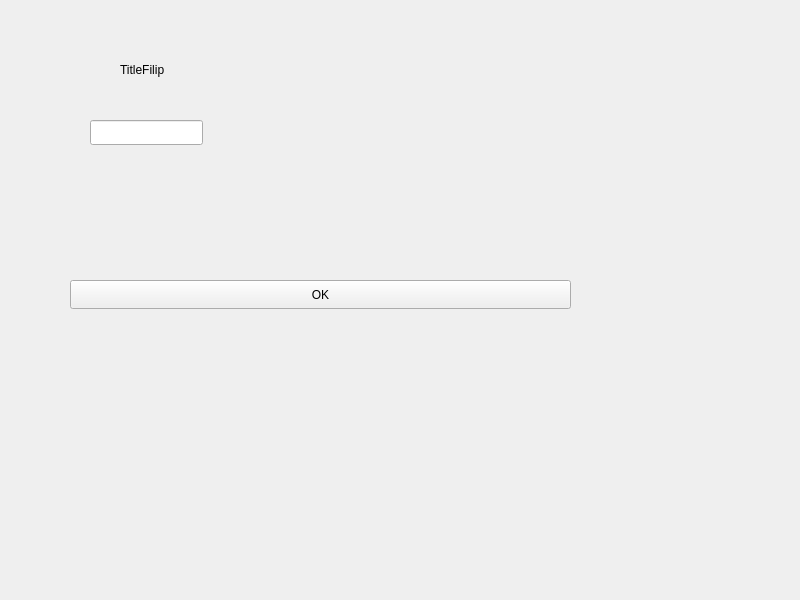
Qt form mainwindow.ui (FilipStach/Champion-League) before a commit.
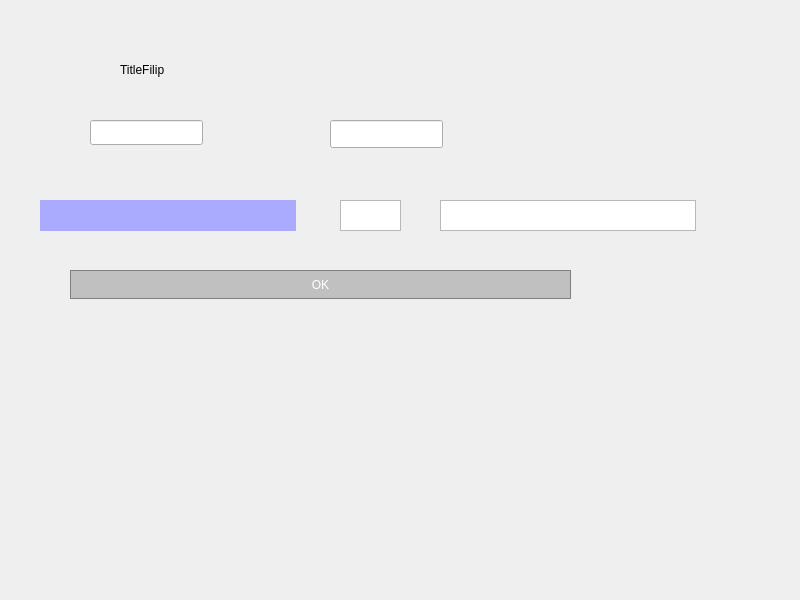
The same form after that commit.

The edit to the form file:
```diff
--- a/mainwindow.ui
+++ b/mainwindow.ui
@@ -1,7 +1,10 @@
 <?xml version="1.0" encoding="UTF-8"?>
 <ui version="4.0">
- <class>MainWindow</class>
- <widget class="QMainWindow" name="MainWindow">
+ <class>MainUi</class>
+ <widget class="QMainWindow" name="MainUi">
+  <property name="enabled">
+   <bool>true</bool>
+  </property>
   <property name="geometry">
    <rect>
     <x>0</x>
@@ -38,16 +41,89 @@
     </property>
    </widget>
    <widget class="QPushButton" name="btnOK">
+    <property name="enabled">
+     <bool>true</bool>
+    </property>
     <property name="geometry">
      <rect>
       <x>70</x>
-      <y>280</y>
+      <y>270</y>
       <width>501</width>
       <height>29</height>
      </rect>
     </property>
+    <property name="autoFillBackground">
+     <bool>false</bool>
+    </property>
+    <property name="styleSheet">
+     <string notr="true">QPushButton{
+	background-color: #C0C0C0;
+	border: 1px solid gray;
+	padding: 5x;
+	color: white;
+
+}
+QPushButton:hover { color: black }</string>
+    </property>
     <property name="text">
      <string>OK</string>
+    </property>
+    <property name="checkable">
+     <bool>false</bool>
+    </property>
+   </widget>
+   <widget class="QTextBrowser" name="textBrowser">
+    <property name="geometry">
+     <rect>
+      <x>40</x>
+      <y>200</y>
+      <width>256</width>
+      <height>31</height>
+     </rect>
+    </property>
+    <property name="autoFillBackground">
+     <bool>false</bool>
+    </property>
+    <property name="styleSheet">
+     <string notr="true">QTextBrowser{
+	background-color: rgb(170, 170, 255);
+	border: rgb(85, 0, 127);
+	color: rgb(85, 0, 255);
+
+}</string>
+    </property>
+   </widget>
+   <widget class="QTextBrowser" name="textBrowser_2">
+    <property name="geometry">
+     <rect>
+      <x>440</x>
+      <y>200</y>
+      <width>256</width>
+      <height>31</height>
+     </rect>
+    </property>
+    <property name="styleSheet">
+     <string notr="true"/>
+    </property>
+   </widget>
+   <widget class="QTextBrowser" name="textBrowser_3">
+    <property name="geometry">
+     <rect>
+      <x>340</x>
+      <y>200</y>
+      <width>61</width>
+      <height>31</height>
+     </rect>
+    </property>
+   </widget>
+   <widget class="QLineEdit" name="Display">
+    <property name="geometry">
+     <rect>
+      <x>330</x>
+      <y>120</y>
+      <width>113</width>
+      <height>28</height>
+     </rect>
     </property>
    </widget>
   </widget>
```
